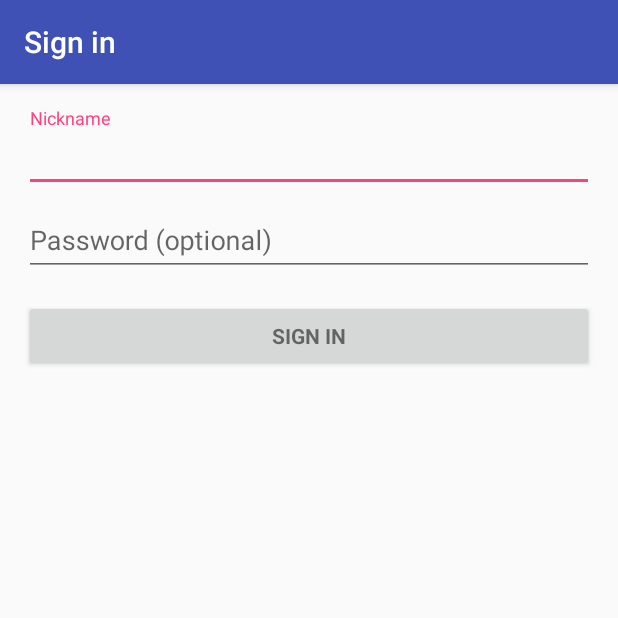
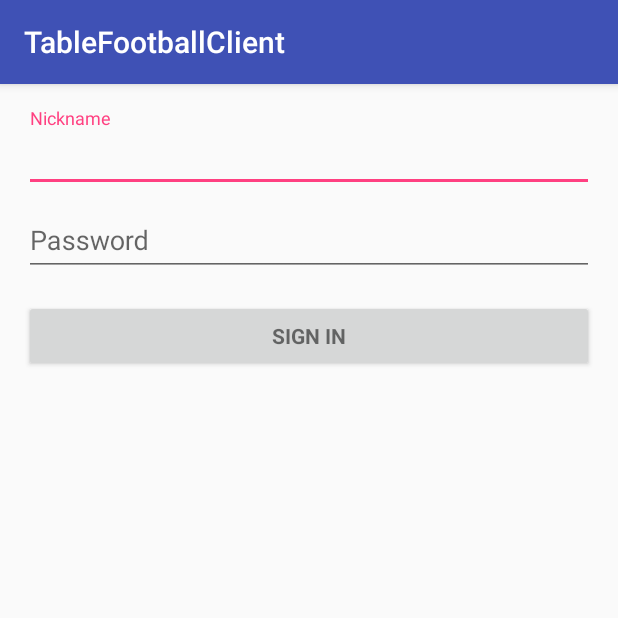
Before and after one commit to pablito1410/chill-kazirod-team, an Android app: the screen it shows after launch (LoginActivity), on a phone screen of 412 x 824 dp, the top half of it. Run offline under Robolectric (Android 15) with nearby library versions, the phone set to English and light mode, and no system bars.

Commit message:
login fix, button to Main Activity

```diff
--- a/mobile/app/src/main/res/values/strings.xml
+++ b/mobile/app/src/main/res/values/strings.xml
@@ -4,7 +4,7 @@
 
     <!-- Strings related to login -->
     <string name="prompt_nickname">Nickname</string>
-    <string name="prompt_password">Password (optional)</string>
+    <string name="prompt_password">Password</string>
     <string name="action_sign_in">Sign in or register</string>
     <string name="action_sign_in_short">Sign in</string>
     <string name="error_invalid_nickname">This nickname is invalid</string>
```
Also changed, not shown: mobile/app/src/main/AndroidManifest.xml (+1 -8 lines), mobile/app/src/main/java/chillout/hackaton/tablefootballclient/activity/LoginActivity.java (+9 -56 lines).
